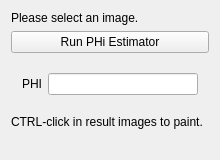
First picture: the form in Plugins/org.mitk.cbica.captk.phiestimator/src/internal/PHIEstimatorViewControls.ui, repository CBICA/CaPTk2.0, before the edit.
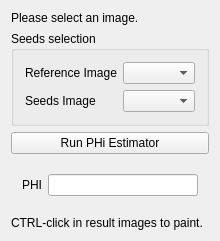
Second picture: the form after the edit. Custom widgets are drawn as their Qt base class.

Commit message: ui modifications for image and seed selection, #68

The edit to the form file:
```diff
--- a/Plugins/org.mitk.cbica.captk.phiestimator/src/internal/PHIEstimatorViewControls.ui
+++ b/Plugins/org.mitk.cbica.captk.phiestimator/src/internal/PHIEstimatorViewControls.ui
@@ -7,7 +7,7 @@
     <x>0</x>
     <y>0</y>
     <width>220</width>
-    <height>160</height>
+    <height>185</height>
    </rect>
   </property>
   <property name="windowTitle">
@@ -24,6 +24,55 @@
      </property>
     </widget>
    </item>
+   <item>
+    <widget class="QGroupBox" name="groupBox_DataSelection">
+     <property name="sizePolicy">
+      <sizepolicy hsizetype="Minimum" vsizetype="Fixed">
+       <horstretch>0</horstretch>
+       <verstretch>0</verstretch>
+      </sizepolicy>
+     </property>
+     <property name="title">
+      <string>Seeds selection</string>
+     </property>
+     <layout class="QGridLayout" name="gridLayout">
+      <item row="1" column="1">
+       <widget class="QmitkDataStorageComboBox" name="m_cbWorkingNodeSelector">
+        <property name="sizePolicy">
+         <sizepolicy hsizetype="Expanding" vsizetype="Fixed">
+          <horstretch>0</horstretch>
+          <verstretch>0</verstretch>
+         </sizepolicy>
+        </property>
+       </widget>
+      </item>
+      <item row="1" column="0">
+       <widget class="QLabel" name="label_Segmentation">
+        <property name="text">
+         <string>Seeds Image</string>
+        </property>
+       </widget>
+      </item>
+      <item row="0" column="1">
+       <widget class="QmitkDataStorageComboBox" name="m_cbReferenceNodeSelector">
+        <property name="sizePolicy">
+         <sizepolicy hsizetype="Expanding" vsizetype="Fixed">
+          <horstretch>0</horstretch>
+          <verstretch>0</verstretch>
+         </sizepolicy>
+        </property>
+       </widget>
+      </item>
+      <item row="0" column="0">
+       <widget class="QLabel" name="label_PatientImage">
+        <property name="text">
+         <string>Reference Image</string>
+        </property>
+       </widget>
+      </item>
+     </layout>
+    </widget>
+   </item>
    <item>
     <widget class="QPushButton" name="processImageButton">
      <property name="toolTip">
@@ -85,6 +134,15 @@
   </layout>
  </widget>
  <layoutdefault spacing="6" margin="11"/>
- <resources/>
+ <customwidgets>
+  <customwidget>
+   <class>QmitkDataStorageComboBox</class>
+   <extends>QComboBox</extends>
+   <header location="global">QmitkDataStorageComboBox.h</header>
+  </customwidget>
+ </customwidgets>
+ <resources>
+  <include location="../../../workspace/MITK/CaPTk2.0/Plugins/org.mitk.cbica.captk.interactivesegmentation/resources/captkinteractivesegmentation.qrc"/>
+ </resources>
  <connections/>
 </ui>
```
